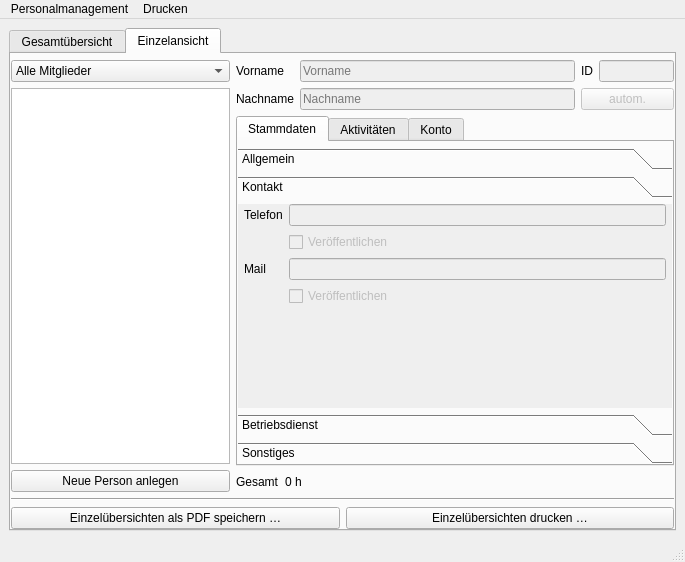
First picture: the form in Programm/personalwindow.ui, repository philjosch/Einsatzplaner, before the edit.
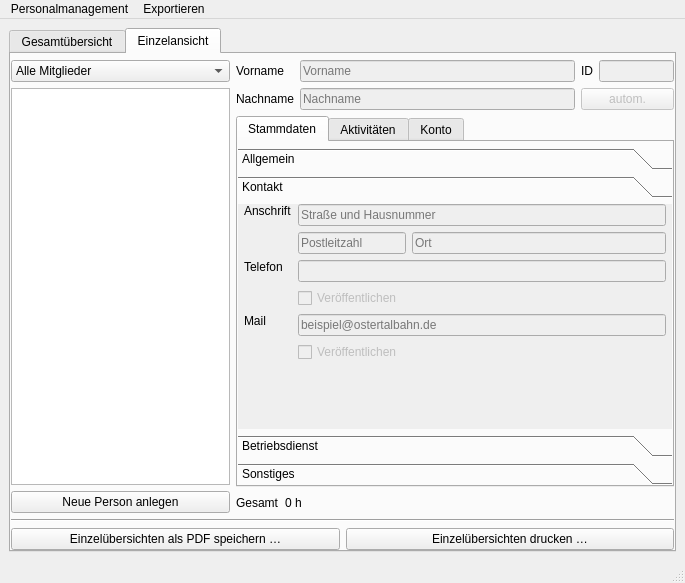
Second picture: the form after the edit. The open tabs and pages were chosen to show the change.

Patch:
```diff
--- a/Programm/personalwindow.ui
+++ b/Programm/personalwindow.ui
@@ -10,7 +10,7 @@
     <x>0</x>
     <y>0</y>
     <width>685</width>
-    <height>562</height>
+    <height>583</height>
    </rect>
   </property>
   <property name="minimumSize">
@@ -925,14 +925,14 @@
                 <rect>
                  <x>0</x>
                  <y>0</y>
-                 <width>170</width>
-                 <height>92</height>
+                 <width>427</width>
+                 <height>172</height>
                 </rect>
                </property>
                <attribute name="label">
                 <string>Kontakt</string>
                </attribute>
-               <layout class="QGridLayout" name="gridLayout_11">
+               <layout class="QGridLayout" name="gridLayout_11" columnstretch="0,0,1">
                 <property name="leftMargin">
                  <number>6</number>
                 </property>
@@ -948,21 +948,96 @@
                 <property name="spacing">
                  <number>6</number>
                 </property>
-                <item row="0" column="0">
-                 <widget class="QLabel" name="label_15">
+                <item row="6" column="1">
+                 <spacer name="verticalSpacer_3">
+                  <property name="orientation">
+                   <enum>Qt::Vertical</enum>
+                  </property>
+                  <property name="sizeHint" stdset="0">
+                   <size>
+                    <width>20</width>
+                    <height>66</height>
+                   </size>
+                  </property>
+                 </spacer>
+                </item>
+                <item row="2" column="0" rowspan="2">
+                 <widget class="QLabel" name="labelPhone">
                   <property name="text">
                    <string>Telefon</string>
                   </property>
+                  <property name="alignment">
+                   <set>Qt::AlignLeading|Qt::AlignLeft|Qt::AlignTop</set>
+                  </property>
+                  <property name="buddy">
+                   <cstring>linePhone</cstring>
+                  </property>
                  </widget>
                 </item>
-                <item row="0" column="1">
+                <item row="0" column="0">
+                 <widget class="QLabel" name="labelAdress">
+                  <property name="text">
+                   <string>Anschrift</string>
+                  </property>
+                  <property name="alignment">
+                   <set>Qt::AlignLeading|Qt::AlignLeft|Qt::AlignTop</set>
+                  </property>
+                 </widget>
+                </item>
+                <item row="4" column="0" rowspan="2">
+                 <widget class="QLabel" name="labelMail">
+                  <property name="text">
+                   <string>Mail</string>
+                  </property>
+                  <property name="alignment">
+                   <set>Qt::AlignLeading|Qt::AlignLeft|Qt::AlignTop</set>
+                  </property>
+                  <property name="buddy">
+                   <cstring>lineMail</cstring>
+                  </property>
+                 </widget>
+                </item>
+                <item row="1" column="1">
+                 <widget class="QLineEdit" name="linePLZ">
+                  <property name="enabled">
+                   <bool>false</bool>
+                  </property>
+                  <property name="maxLength">
+                   <number>14</number>
+                  </property>
+                  <property name="placeholderText">
+                   <string>Postleitzahl</string>
+                  </property>
+                 </widget>
+                </item>
+                <item row="1" column="2">
+                 <widget class="QLineEdit" name="lineOrt">
+                  <property name="enabled">
+                   <bool>false</bool>
+                  </property>
+                  <property name="placeholderText">
+                   <string>Ort</string>
+                  </property>
+                 </widget>
+                </item>
+                <item row="0" column="1" colspan="2">
+                 <widget class="QLineEdit" name="lineStrasse">
+                  <property name="enabled">
+                   <bool>false</bool>
+                  </property>
+                  <property name="placeholderText">
+                   <string>Straße und Hausnummer</string>
+                  </property>
+                 </widget>
+                </item>
+                <item row="2" column="1" colspan="2">
                  <widget class="QLineEdit" name="linePhone">
                   <property name="enabled">
                    <bool>false</bool>
                   </property>
                  </widget>
                 </item>
-                <item row="1" column="1">
+                <item row="3" column="1" colspan="2">
                  <widget class="QCheckBox" name="checkPhone">
                   <property name="enabled">
                    <bool>false</bool>
@@ -972,21 +1047,17 @@
                   </property>
                  </widget>
                 </item>
-                <item row="2" column="0">
-                 <widget class="QLabel" name="label_16">
-                  <property name="text">
-                   <string>Mail</string>
-                  </property>
-                 </widget>
-                </item>
-                <item row="2" column="1">
+                <item row="4" column="1" colspan="2">
                  <widget class="QLineEdit" name="lineMail">
                   <property name="enabled">
                    <bool>false</bool>
                   </property>
+                  <property name="placeholderText">
+                   <string>beispiel@ostertalbahn.de</string>
+                  </property>
                  </widget>
                 </item>
-                <item row="3" column="1">
+                <item row="5" column="1" colspan="2">
                  <widget class="QCheckBox" name="checkMail">
                   <property name="enabled">
                    <bool>false</bool>
@@ -996,19 +1067,6 @@
                   </property>
                  </widget>
                 </item>
-                <item row="4" column="1">
-                 <spacer name="verticalSpacer_3">
-                  <property name="orientation">
-                   <enum>Qt::Vertical</enum>
-                  </property>
-                  <property name="sizeHint" stdset="0">
-                   <size>
-                    <width>20</width>
-                    <height>66</height>
-                   </size>
-                  </property>
-                 </spacer>
-                </item>
                </layout>
               </widget>
               <widget class="QWidget" name="page">
@@ -2120,7 +2178,7 @@
    </widget>
    <widget class="QMenu" name="menuDrucken">
     <property name="title">
-     <string>Drucken</string>
+     <string>Exportieren</string>
     </property>
     <widget class="QMenu" name="menuEinzelansichten">
      <property name="title">
```
Left out of the diff: 104 changed lines with no effect on the pictures.
